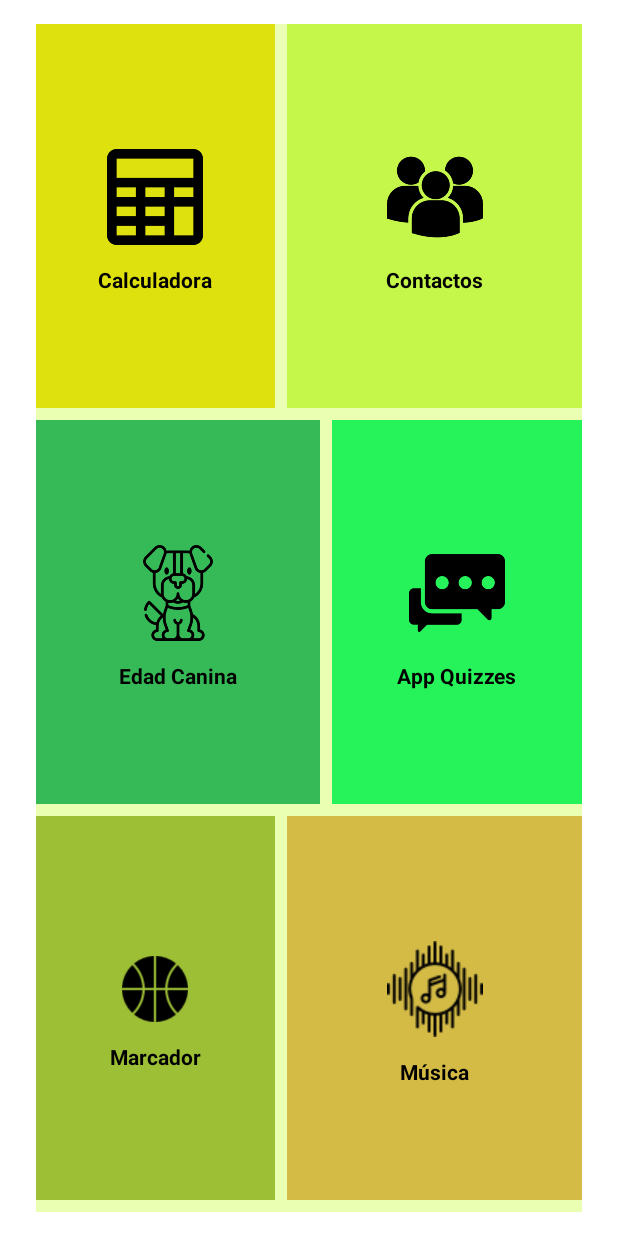
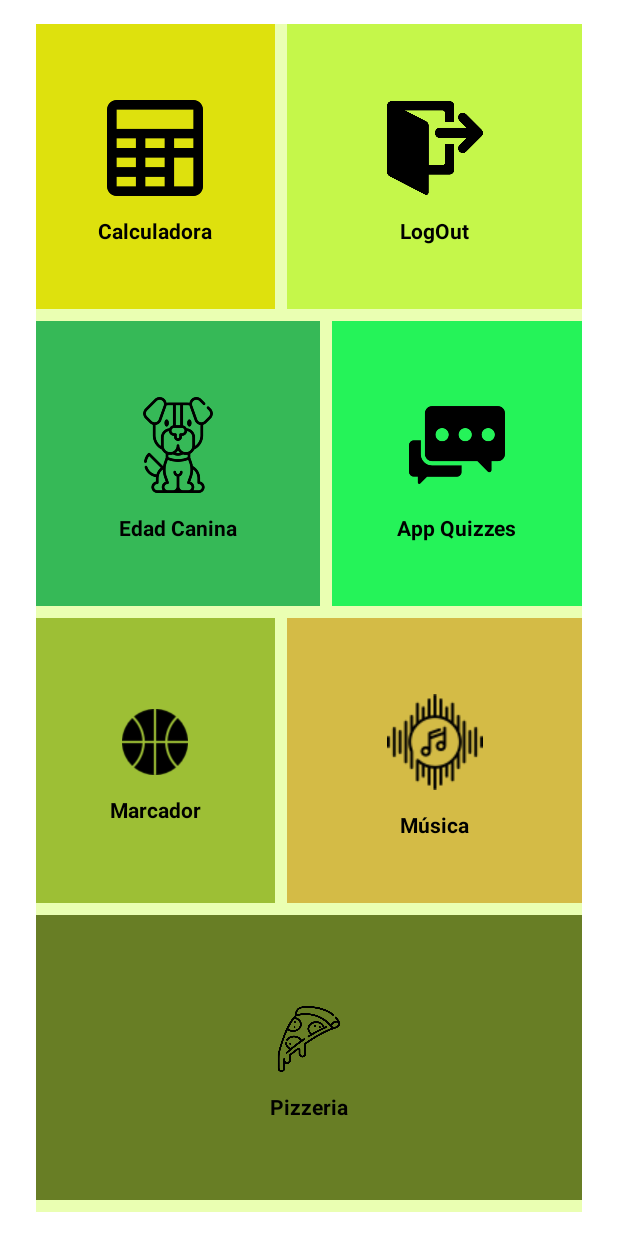
Before and after one commit to mrubios/Practica5, an Android app: the layout activity_main.xml on its own in the app's theme, with its tools: preview values and no code run, on a phone screen of 412 x 824 dp. Run offline under Robolectric (Android 15) with nearby library versions, the phone set to English and light mode, and no system bars.

Commit message:
Intento de hacer la practica

```diff
--- a/app/build.gradle
+++ b/app/build.gradle
@@ -39,4 +39,8 @@ dependencies {
     testImplementation 'junit:junit:4.13.2'
     androidTestImplementation 'androidx.test.ext:junit:1.1.3'
     androidTestImplementation 'androidx.test.espresso:espresso-core:3.4.0'
+    implementation 'com.squareup.retrofit2:retrofit:2.5.0'
+    implementation 'com.squareup.retrofit2:converter-gson:2.5.0'
+    implementation 'com.github.bumptech.glide:glide:4.14.2'
+    annotationProcessor 'com.github.bumptech.glide:compiler:4.14.2'
 }
--- a/app/src/main/java/org/iesch/practica1/practica5/MainActivity.java
+++ b/app/src/main/java/org/iesch/practica1/practica5/MainActivity.java
@@ -32,7 +32,7 @@ public class MainActivity extends AppCompatActivity {
         });
 
         binding.rellayAmigos.setOnClickListener(v -> {
-            Intent intent = new Intent(this, Login.class);
+            Intent intent = new Intent(this, DetailLogin.class);
             startActivity(intent);
         });
 
@@ -52,5 +52,9 @@ public class MainActivity extends AppCompatActivity {
             Intent intent = new Intent(this, Musica.class);
             startActivity(intent);
         });
+        binding.rellayPizzeria.setOnClickListener(v->{
+            Intent i = new Intent(this, Pizzeria.class);
+            startActivity(i);
+        });
     }
 }
--- a/app/src/main/java/org/iesch/practica1/practica5/SplashScreen.java
+++ b/app/src/main/java/org/iesch/practica1/practica5/SplashScreen.java
@@ -17,7 +17,7 @@ public class SplashScreen extends AppCompatActivity {
         new Handler().postDelayed(new Runnable() {
             @Override
             public void run() {
-                Intent intent = new Intent(SplashScreen.this,MainActivity.class);
+                Intent intent = new Intent(SplashScreen.this,Login.class);
                 startActivity(intent);
                 finish();
             }
--- a/app/src/main/res/layout/activity_main.xml
+++ b/app/src/main/res/layout/activity_main.xml
@@ -95,7 +95,7 @@
                                 android:adjustViewBounds="true"
                                 android:padding="8dp"
                                 android:scaleType="centerInside"
-                                android:src="@drawable/ic_amigos"
+                                android:src="@drawable/cerrar"
                                 app:tint="@color/black" />
 
                             <TextView
@@ -104,7 +104,7 @@
                                 android:layout_below="@id/imgView2"
                                 android:layout_centerHorizontal="true"
                                 android:layout_marginTop="5dp"
-                                android:text="Contactos"
+                                android:text="LogOut"
                                 android:textColor="@color/black"
                                 android:textStyle="bold"
                                 android:textSize="14sp" />
@@ -288,8 +288,56 @@
 
                         </RelativeLayout>
                     </RelativeLayout>
+
+
                 </LinearLayout>
 
+                <LinearLayout
+                    android:layout_width="match_parent"
+                    android:layout_height="match_parent"
+                    android:layout_weight="1"
+                    android:layout_marginBottom="8dp">
+
+                    <RelativeLayout
+                        android:id="@+id/rellay_pizzeria"
+                        android:layout_width="match_parent"
+                        android:layout_height="match_parent"
+                        android:background="@color/lime_ultra_dark"
+                        android:clickable="true"
+                        android:foreground="?attr/selectableItemBackground">
+
+                        <RelativeLayout
+                            android:layout_width="match_parent"
+                            android:layout_height="wrap_content"
+                            android:layout_centerInParent="true">
+
+                            <ImageView
+                                android:id="@+id/imgView7"
+                                android:layout_width="60dp"
+                                android:layout_height="60dp"
+                                android:layout_centerHorizontal="true"
+                                android:adjustViewBounds="true"
+                                android:padding="8dp"
+                                android:scaleType="centerInside"
+                                app:tint="@color/black"
+                                android:src="@drawable/pizza" />
+
+                            <TextView
+                                android:layout_width="wrap_content"
+                                android:layout_height="wrap_content"
+                                android:layout_below="@id/imgView7"
+                                android:layout_centerHorizontal="true"
+                                android:layout_marginTop="5dp"
+                                android:text="Pizzeria"
+                                android:textColor="@color/black"
+                                android:textStyle="bold"
+                                android:textSize="14sp" />
+
+
+                        </RelativeLayout>
+                    </RelativeLayout>
+
+                </LinearLayout>
 
             </LinearLayout>
         </RelativeLayout>
--- a/app/src/main/res/values/colors.xml
+++ b/app/src/main/res/values/colors.xml
@@ -11,6 +11,7 @@
     <color name="yellow_dark">#d4bb46</color>
     <color name="lime">#C5F74A</color>
     <color name="lime_dark">#9dbf35</color>
+    <color name="lime_ultra_dark">#687E25</color>
     <color name="green">#25F359</color>
     <color name="green_dark">#36b957</color>
     <color name="ovo">#EAFFB2</color>
```
Also changed, not shown: app/src/main/AndroidManifest.xml (+9 -0 lines), app/src/main/java/org/iesch/practica1/practica5/DetailLogin.java (+11 -12 lines), app/src/main/java/org/iesch/practica1/practica5/Login.java (+43 -13 lines), app/src/main/java/org/iesch/practica1/practica5/PizzaApi/PizzaapiService.java (added, +12 -0 lines), app/src/main/java/org/iesch/practica1/practica5/Pizzeria.java (added, +106 -0 lines), app/src/main/java/org/iesch/practica1/practica5/modelo/Pizza.java (added, +46 -0 lines), app/src/main/java/org/iesch/practica1/practica5/modelo/PizzaRespuesta.java (added, +9 -0 lines), app/src/main/java/org/iesch/practica1/practica5/pizzaAdapter/ListaPizzaAdapter.java (added, +67 -0 lines), app/src/main/res/layout/activity_detail_login.xml (deleted, +0 -26 lines), app/src/main/res/layout/activity_pizzeria.xml (added, +15 -0 lines), app/src/main/res/layout/item_pizza.xml (added, +29 -0 lines), app/src/main/res/drawable-v24/pizza.png (added), app/src/main/res/drawable/cerrar.png (added), app/src/main/res/drawable/ic_amigos.png (deleted).
